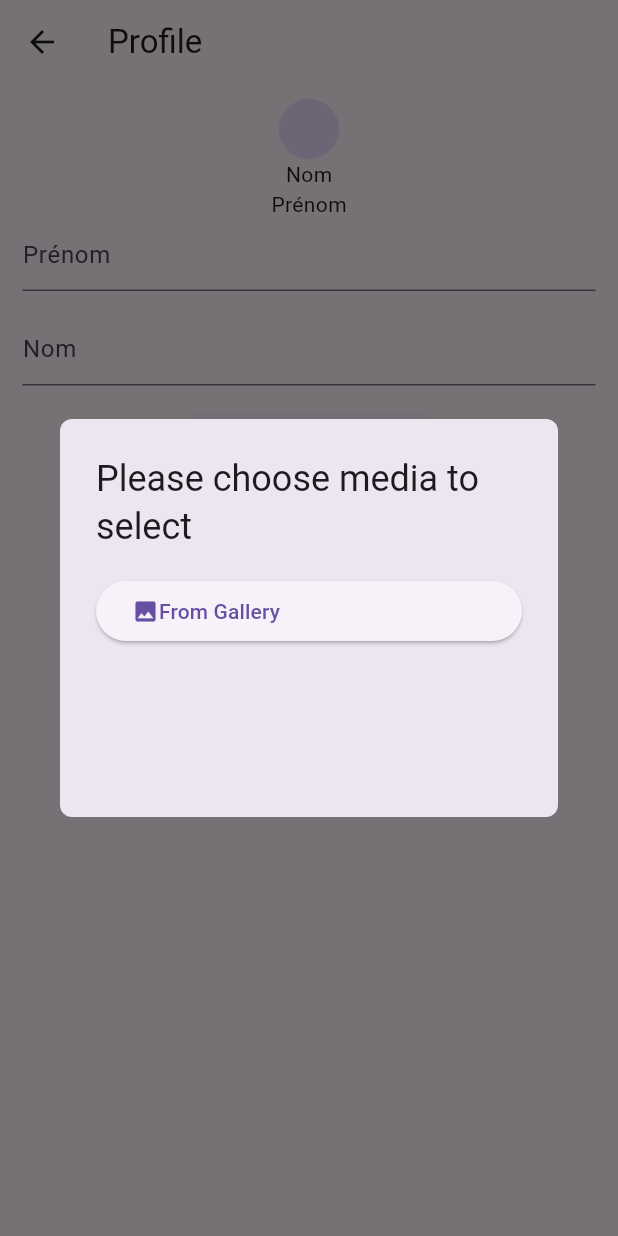
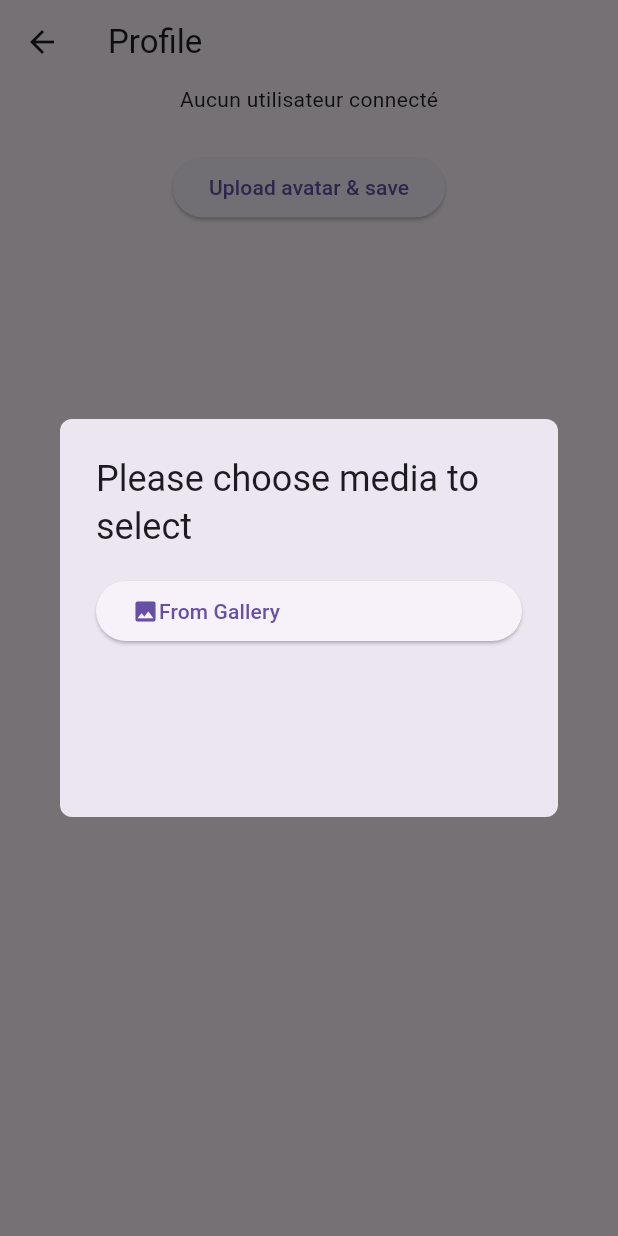
Before and after one commit to VentoAureo230/trackingboxer, a Flutter app: the ProfilePage screen opened directly, after a tap on "Upload avatar & save", on a phone screen of 412 x 824 dp. Run offline on Flutter 3.47's test engine with Material 3 defaults, Android fonts, the phone set to English and light mode, and no system bars; our stand-ins replace camera, image_picker, shared_preferences, sqflite; accounts and stored records are empty.

Commit message:
Login & userId works

```diff
--- a/mobile/lib/models/user.dart
+++ b/mobile/lib/models/user.dart
@@ -1,18 +1,18 @@
 class User {
-  final int id;
+  final int? id;
   final String firstName;
   final String lastName;
   final String profileUrl;
-  final String email;
-  final String password;
+  final String? email;
+  final String? password;
 
   User({
-    required this.id,
+    this.id,
     required this.firstName,
     required this.lastName,
     required this.profileUrl,
-    required this.email,
-    required this.password,
+    this.email,
+    this.password,
   });
 
   factory User.fromMap(Map<String, dynamic> map) {
@@ -27,13 +27,18 @@ class User {
   }
 
   Map<String, dynamic> toMap() {
-    return {
-      'id': id,
+  var map = {
     'first_name': firstName,
     'last_name': lastName,
     'profileUrl': profileUrl,
     'email': email,
     'password': password,
   };
+
+  if (id != null && id != 0) {
+    map['id'] = id as String;
+  }
+
+  return map;
 }
 }
--- a/mobile/lib/pages/profile/profile_page.dart
+++ b/mobile/lib/pages/profile/profile_page.dart
@@ -4,9 +4,11 @@ import 'dart:io';
 
 import 'package:flutter/material.dart';
 import 'package:image_picker/image_picker.dart';
+import 'package:shared_preferences/shared_preferences.dart';
 import 'package:sqflite/sqflite.dart';
 import 'package:path/path.dart';
 
+import '../../database/database_helper.dart';
 import '../../models/user.dart';
 
 class ProfilePage extends StatefulWidget {
@@ -69,32 +71,58 @@ class _ProfilePageState extends State<ProfilePage> {
     );
   }
 
+  Future<User?> _getCurrentUser() async {
+  SharedPreferences prefs = await SharedPreferences.getInstance();
+  int? userId = prefs.getInt('userId');
 
+  if (userId != null) {
+    final database = await DatabaseHelper().database;
+    List<Map<String, dynamic>> maps = await database.query(
+      'user',
+      where: 'id = ?',
+      whereArgs: [userId],
+    );
+
+    if (maps.isNotEmpty) {
+      return User.fromMap(maps.first);
+    }
+  }
+
+  return null;
+}
   @override
   Widget build(BuildContext context) {
     return Scaffold(
       appBar: AppBar(
         title: const Text('Profile'),
       ),
-      body: Center(
+      body: Column(
+        children: [
+          FutureBuilder<User?>(
+            future: _getCurrentUser(),
+            builder: (context, snapshot) {
+              if (snapshot.connectionState == ConnectionState.waiting) {
+                return CircularProgressIndicator();
+              } else if (snapshot.hasError) {
+                return Text('Error: ${snapshot.error}');
+              } else if (snapshot.hasData) {
+                User user = snapshot.data!;
+                return Column(
+                  children: [
+                    Text('Nom: ${user.lastName}'),
+                    Text('Prénom: ${user.firstName}'),
+                  ],
+                );
+              } else {
+                return Text('Aucun utilisateur connecté');
+              }
+            },
+          ),
+          Center(
             child: Padding(
               padding: const EdgeInsets.fromLTRB(15, 10, 15, 0),
               child: Column(children: [
-            CircleAvatar(),
-            Text('Nom'),
-            Text('Prénom'),
-            TextField(
-              controller: firstNameController,
-              autofocus: true,
-              decoration: const InputDecoration(hintText: 'Prénom'),
-            ),
-            const SizedBox(
-              height: 15,
-            ),
-            TextField(
-              controller: lastNameController,
-              decoration: const InputDecoration(hintText: 'Nom'),
-            ),
+
                 const SizedBox(
                   height: 15,
                 ),
@@ -104,7 +132,8 @@ class _ProfilePageState extends State<ProfilePage> {
                     ElevatedButton(
                         onPressed: () {
                           myAlert(context, (imageUrl) {
-                        _saveToDataBase(firstNameController, lastNameController, imageUrl);
+                            _saveToDataBase(
+                                firstNameController, lastNameController, imageUrl);
                           });
                         },
                         child: const Text('Upload avatar & save')),
@@ -113,27 +142,39 @@ class _ProfilePageState extends State<ProfilePage> {
               ]),
             ),
           ),
+        ],
+      ),
     );
   }
 }
 
 Future _saveToDataBase(
     firstNameController, lastNameController, imageUrl) async {
-  final database = await openDatabase(
-    join(await getDatabasesPath(), 'user_database.db'),
-    version: 1,
-  );
+
+  final database = await DatabaseHelper().database;
+
+  SharedPreferences prefs = await SharedPreferences.getInstance();
+  int? userId = prefs.getInt('userId');
 
   final String firstName = firstNameController.text;
   final String lastName = lastNameController.text;
   final String imageUrl = '';
 
-  //final user = User(0, firstName, lastName, imageUrl);
+  if (userId != null) {
+    final user = User(
+      firstName: firstName,
+      lastName: lastName,
+      profileUrl: imageUrl,
+    );
 
-  //await database.insert(
-  //  'user',
-  //  user.toMap(),
-  //  conflictAlgorithm: ConflictAlgorithm.replace,
-  //);
+    await database.update(
+      'user',
+      user.toMap(),
+      where: 'id = ?',
+      whereArgs: [userId],
+    );
+  } else {
+    print('Error insert user');
+  }
   await database.close();
 }
--- a/mobile/pubspec.yaml
+++ b/mobile/pubspec.yaml
@@ -39,6 +39,7 @@ dependencies:
   camera: ^0.10.5+9
   image_picker: ^1.0.7
   flutter_animate: ^4.4.1
+  shared_preferences: ^2.2.2
 
 dev_dependencies:
   flutter_test:
```
Also changed, not shown: mobile/lib/pages/auth/login_page.dart (+7 -3 lines), mobile/pubspec.lock, 1 other file. Lines whose indentation alone changed are shown as unchanged.
